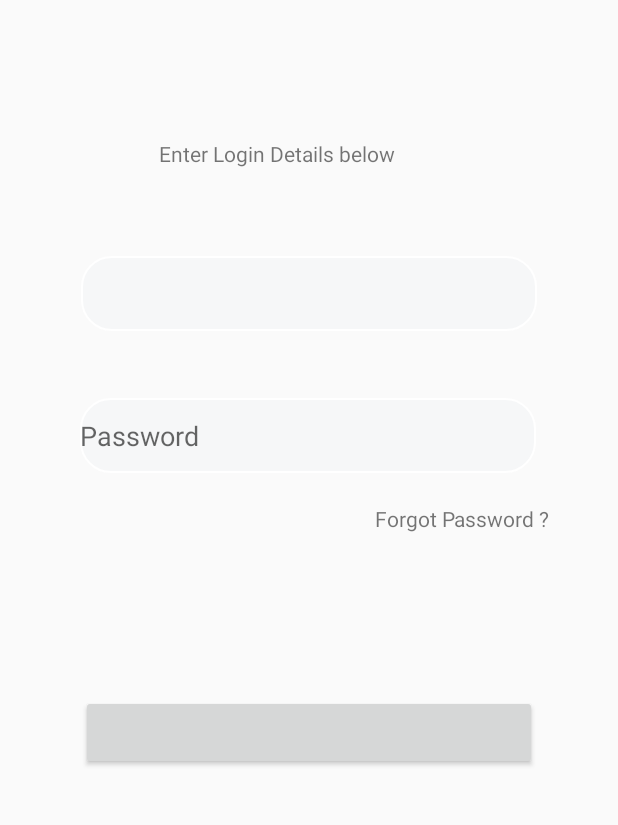
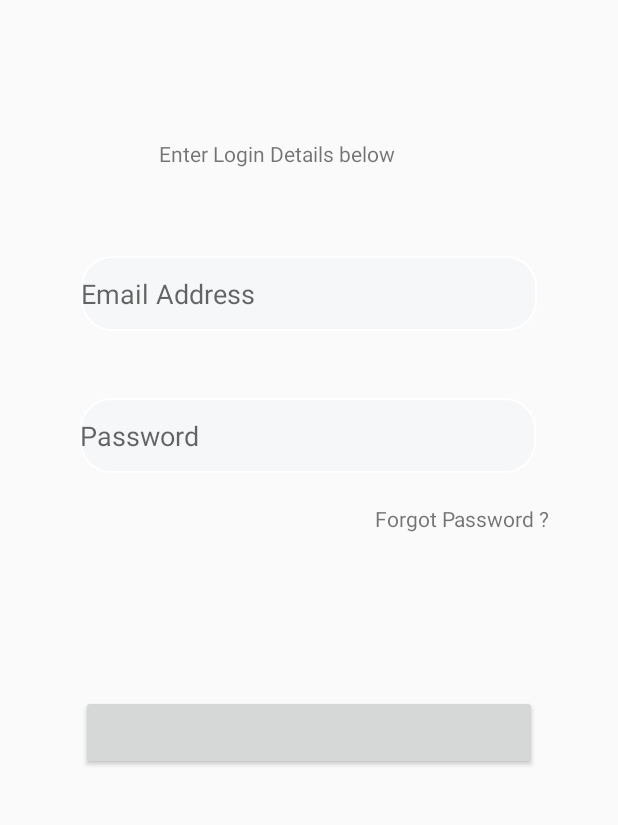
Before and after one commit to omoshthegeek254/FactsAfrica, an Android app: the LoginActivity screen opened directly, with no data from a screen before it, on a phone screen of 412 x 824 dp, the part 244-1069 px from its top. Run offline under Robolectric (Android 15) with nearby library versions, the phone set to English and light mode, and no system bars; our stand-ins replace ButterKnife, Firebase (no records; nobody signed in at launch, a user with empty details on screens opened directly).

Commit message:
add hint on email

```diff
--- a/buyer/src/main/res/layout/activity_login.xml
+++ b/buyer/src/main/res/layout/activity_login.xml
@@ -32,6 +32,7 @@
         android:background="@drawable/login_edits"
         android:layout_width="304dp"
         android:layout_height="50dp"
+        android:hint="Email Address"
         app:layout_constraintBottom_toBottomOf="parent"
         app:layout_constraintEnd_toEndOf="parent"
         app:layout_constraintHorizontal_bias="0.498"
```
